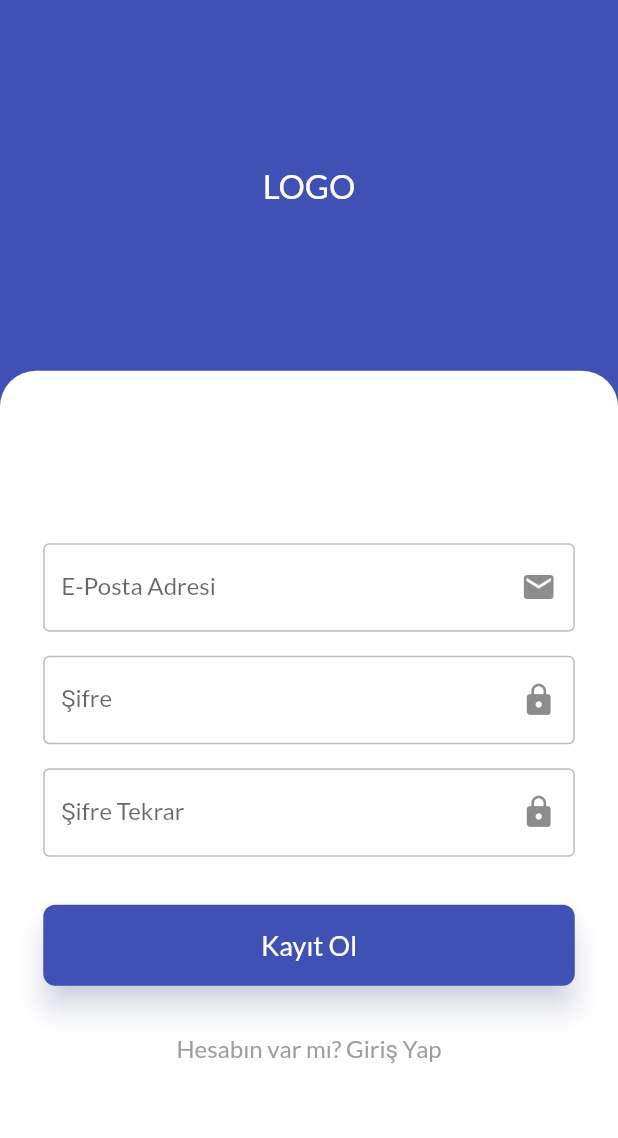
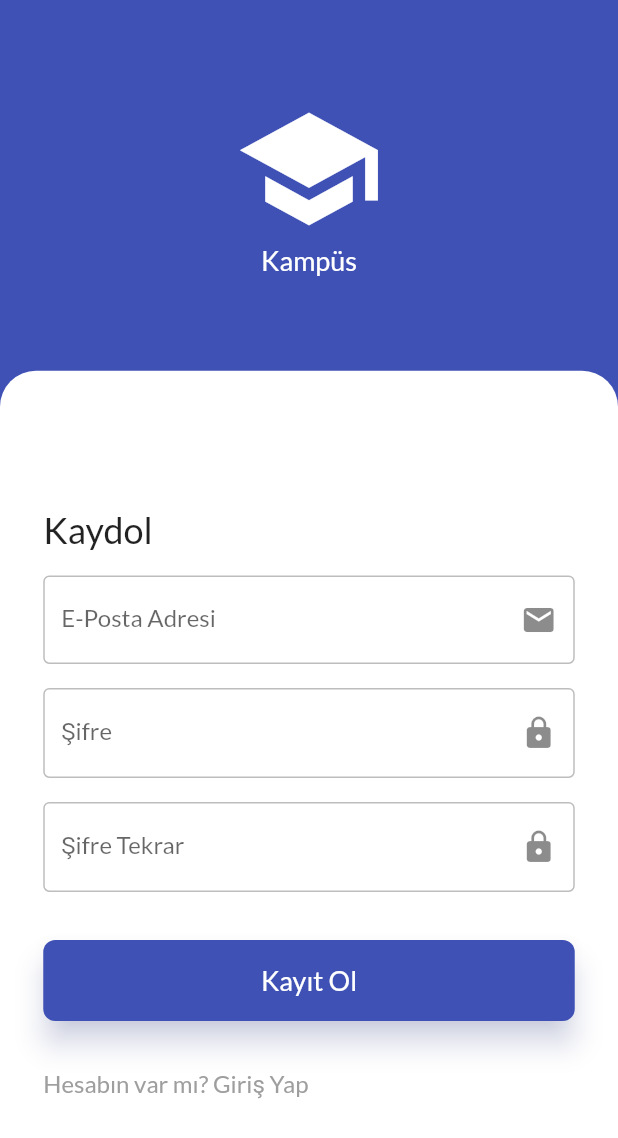
Before and after one commit to right7ctrl/kampus_flutter, a Flutter app: the RegisterPage screen opened directly, on a phone screen of 412 x 824 dp. Shown: the top 1138 px of the screen. Run offline on Flutter 3.47's test engine with Material 2 defaults, Android fonts, the phone set to English and light mode, and no system bars; our stand-ins replace dio, get.

Commit message:
login, register

```diff
--- a/lib/core/components/textfield/auth_textformfield.dart
+++ b/lib/core/components/textfield/auth_textformfield.dart
@@ -1,21 +1,29 @@
 import 'package:flutter/material.dart';
 
 class AuthTextFormField extends StatelessWidget {
-
   final TextEditingController controller;
   final String placeholder;
   final void Function(String val) validator;
   final IconData suffixIcon;
+  final bool obscureText;
 
-  const AuthTextFormField({Key key, this.controller, this.placeholder, this.validator, this.suffixIcon}) : super(key: key);
-
+  const AuthTextFormField(
+      {Key key,
+      this.controller,
+      this.obscureText = false,
+      this.placeholder,
+      this.validator,
+      this.suffixIcon})
+      : super(key: key);
 
   @override
   Widget build(BuildContext context) {
     return TextFormField(
+      obscureText: obscureText,
       controller: controller,
       validator: validator,
       decoration: InputDecoration(
+        hintText: placeholder,
         labelText: '$placeholder',
         suffixIcon: Icon(suffixIcon),
         errorBorder: OutlineInputBorder(
@@ -32,6 +40,13 @@ class AuthTextFormField extends StatelessWidget {
             color: Colors.red,
           ),
         ),
+        focusedBorder: OutlineInputBorder(
+          borderRadius: BorderRadius.circular(4),
+          borderSide: BorderSide(
+            width: 2,
+            color: Colors.black26,
+          ),
+        ),
         enabledBorder: OutlineInputBorder(
           borderRadius: BorderRadius.circular(4),
           borderSide: BorderSide(
--- a/lib/main.dart
+++ b/lib/main.dart
@@ -1,3 +1,4 @@
+import 'package:chat_app_flutter/core/init/network_manager.dart';
 import 'package:chat_app_flutter/views/auth/login_page.dart';
 import 'package:chat_app_flutter/views/home/home_navigator.dart';
 import 'package:flutter/material.dart';
--- a/lib/views/auth/register_page.dart
+++ b/lib/views/auth/register_page.dart
@@ -24,12 +24,18 @@ class RegisterPage extends GetView<RegisterController> {
                     height: Get.height * .3,
                     color: Colors.transparent,
                     child: Center(
-                      child: Text(
-                        'LOGO',
-                        style: TextStyle(
-                          color: Theme.of(context).accentColor,
-                          fontSize: 22,
-                        ),
+                      child: Column(
+                        mainAxisAlignment: MainAxisAlignment.center,
+                        children: [
+                          Icon(Icons.school,
+                              size: 100, color: Theme.of(context).accentColor),
+                          Text(
+                            'Kampüs',
+                            style: TextStyle(
+                                fontSize: 18,
+                                color: Theme.of(context).accentColor),
+                          ),
+                        ],
                       ),
                     ),
                   ),
@@ -52,7 +58,13 @@ class RegisterPage extends GetView<RegisterController> {
                           Form(
                             key: controller.formKey,
                             child: Column(
+                              crossAxisAlignment: CrossAxisAlignment.start,
                               children: [
+                                Text(
+                                  'Kaydol',
+                                  style: TextStyle(fontSize: 24),
+                                ),
+                                SizedBox(height: 16),
                                 AuthTextFormField(
                                   placeholder: 'E-Posta Adresi',
                                   controller: controller.emailController,
@@ -64,20 +76,32 @@ class RegisterPage extends GetView<RegisterController> {
                                 ),
                                 SizedBox(height: 16),
                                 AuthTextFormField(
+                                  obscureText: true,
                                   placeholder: 'Şifre',
                                   controller: controller.passwordController,
                                   suffixIcon: Icons.lock,
                                   validator: (String val) {
+                                    if (val !=
+                                        controller.rePasswordController.text)
+                                      return 'Şifreler eşleşmiyor!';
+                                    if (val.length < 8)
+                                      return 'Minimum 8 karakter';
                                     if (val.isEmpty) return 'Zorunlu alan';
                                     return null;
                                   },
                                 ),
                                 SizedBox(height: 16),
                                 AuthTextFormField(
+                                  obscureText: true,
                                   placeholder: 'Şifre Tekrar',
-                                  controller: controller.passwordController,
+                                  controller: controller.rePasswordController,
                                   suffixIcon: Icons.lock,
                                   validator: (String val) {
+                                    if (val !=
+                                        controller.passwordController.text)
+                                      return 'Şifreler eşleşmiyor!';
+                                    if (val.length < 8)
+                                      return 'Minimum 8 karakter';
                                     if (val.isEmpty) return 'Zorunlu alan';
                                     return null;
                                   },
@@ -87,9 +111,9 @@ class RegisterPage extends GetView<RegisterController> {
                                   init: RegisterController(),
                                   builder: (a) => AppButton(
                                     title: 'Kayıt Ol',
-                                    isLoading: a.isLoading.value == 1,
+                                    isLoading: a.isLoading.value,
                                     onTap: () {
-                                      Get.to(HomeNavigator());
+                                      controller.register();
                                     },
                                   ),
                                 ),
```
Also changed, not shown: lib/controllers/auth/login_controller.dart (+26 -14 lines), lib/controllers/auth/register_controller.dart (+33 -14 lines), lib/core/init/network_manager.dart (+19 -3 lines), lib/views/auth/login_page.dart (+19 -9 lines).
